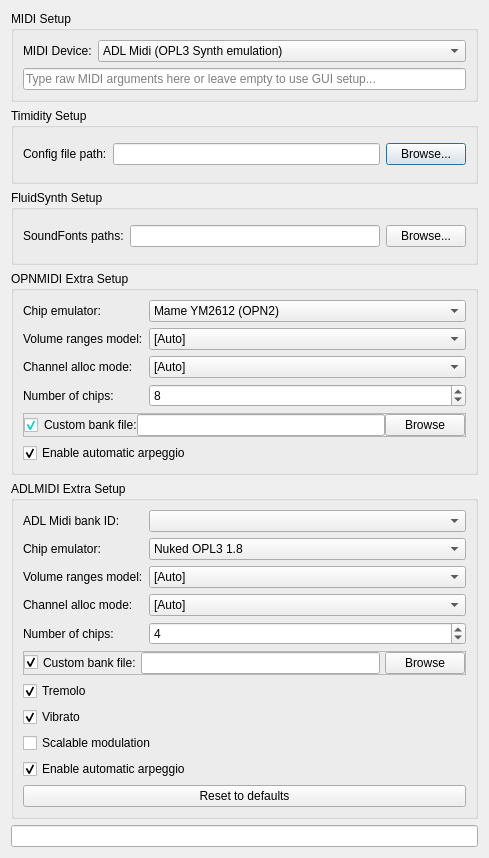
Qt form examples/MusPlay-Qt/MainWindow/setup_midi.ui (WohlSoft/SDL-Mixer-X) before a commit.
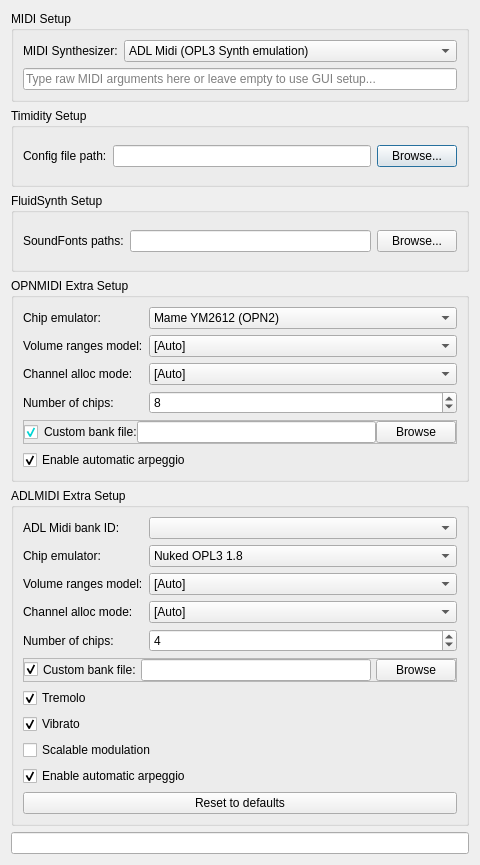
The same form after that commit.

Commit message: MusPlayQt: Don't show everything on MIDI setup Instead, show the only setup that is directly related to the selected MIDI synthesizer from the list.

The edit to the form file:
```diff
--- a/examples/MusPlay-Qt/MainWindow/setup_midi.ui
+++ b/examples/MusPlay-Qt/MainWindow/setup_midi.ui
@@ -6,10 +6,16 @@
    <rect>
     <x>0</x>
     <y>0</y>
-    <width>489</width>
-    <height>858</height>
+    <width>480</width>
+    <height>865</height>
    </rect>
   </property>
+  <property name="sizePolicy">
+   <sizepolicy hsizetype="Preferred" vsizetype="Minimum">
+    <horstretch>0</horstretch>
+    <verstretch>0</verstretch>
+   </sizepolicy>
+  </property>
   <property name="acceptDrops">
    <bool>true</bool>
   </property>
@@ -19,6 +25,12 @@
   <layout class="QGridLayout" name="gridLayout">
    <item row="1" column="0">
     <widget class="QGroupBox" name="timidity_extra">
+     <property name="sizePolicy">
+      <sizepolicy hsizetype="Preferred" vsizetype="Minimum">
+       <horstretch>0</horstretch>
+       <verstretch>0</verstretch>
+      </sizepolicy>
+     </property>
      <property name="title">
       <string>Timidity Setup</string>
      </property>
@@ -45,6 +57,12 @@
    </item>
    <item row="3" column="0">
     <widget class="QGroupBox" name="opnmidi_extra">
+     <property name="sizePolicy">
+      <sizepolicy hsizetype="Preferred" vsizetype="Minimum">
+       <horstretch>0</horstretch>
+       <verstretch>0</verstretch>
+      </sizepolicy>
+     </property>
      <property name="title">
       <string>OPNMIDI Extra Setup</string>
      </property>
@@ -268,7 +286,13 @@
     </widget>
    </item>
    <item row="4" column="0">
-    <widget class="QGroupBox" name="adlmidi_xtra">
+    <widget class="QGroupBox" name="adlmidi_extra">
+     <property name="sizePolicy">
+      <sizepolicy hsizetype="Preferred" vsizetype="Minimum">
+       <horstretch>0</horstretch>
+       <verstretch>0</verstretch>
+      </sizepolicy>
+     </property>
      <property name="title">
       <string>ADLMIDI Extra Setup</string>
      </property>
@@ -567,6 +591,12 @@
    </item>
    <item row="0" column="0">
     <widget class="QGroupBox" name="midi_setup">
+     <property name="sizePolicy">
+      <sizepolicy hsizetype="Preferred" vsizetype="Minimum">
+       <horstretch>0</horstretch>
+       <verstretch>0</verstretch>
+      </sizepolicy>
+     </property>
      <property name="title">
       <string>MIDI Setup</string>
      </property>
@@ -574,7 +604,7 @@
       <item row="0" column="0">
        <widget class="QLabel" name="label_2">
         <property name="text">
-         <string>MIDI Device:</string>
+         <string>MIDI Synthesizer:</string>
         </property>
        </widget>
       </item>
@@ -626,7 +656,13 @@
     </widget>
    </item>
    <item row="2" column="0">
-    <widget class="QGroupBox" name="groupBox">
+    <widget class="QGroupBox" name="fluidsynth_extra">
+     <property name="sizePolicy">
+      <sizepolicy hsizetype="Preferred" vsizetype="Minimum">
+       <horstretch>0</horstretch>
+       <verstretch>0</verstretch>
+      </sizepolicy>
+     </property>
      <property name="acceptDrops">
       <bool>false</bool>
      </property>
@@ -654,6 +690,22 @@
      </layout>
     </widget>
    </item>
+   <item row="5" column="0">
+    <spacer name="verticalSpacer">
+     <property name="orientation">
+      <enum>Qt::Vertical</enum>
+     </property>
+     <property name="sizeType">
+      <enum>QSizePolicy::Maximum</enum>
+     </property>
+     <property name="sizeHint" stdset="0">
+      <size>
+       <width>0</width>
+       <height>0</height>
+      </size>
+     </property>
+    </spacer>
+   </item>
   </layout>
  </widget>
  <resources/>
```
Left out of the diff: 3 changed lines with no effect on the pictures. The commit also changes 2 other files.
